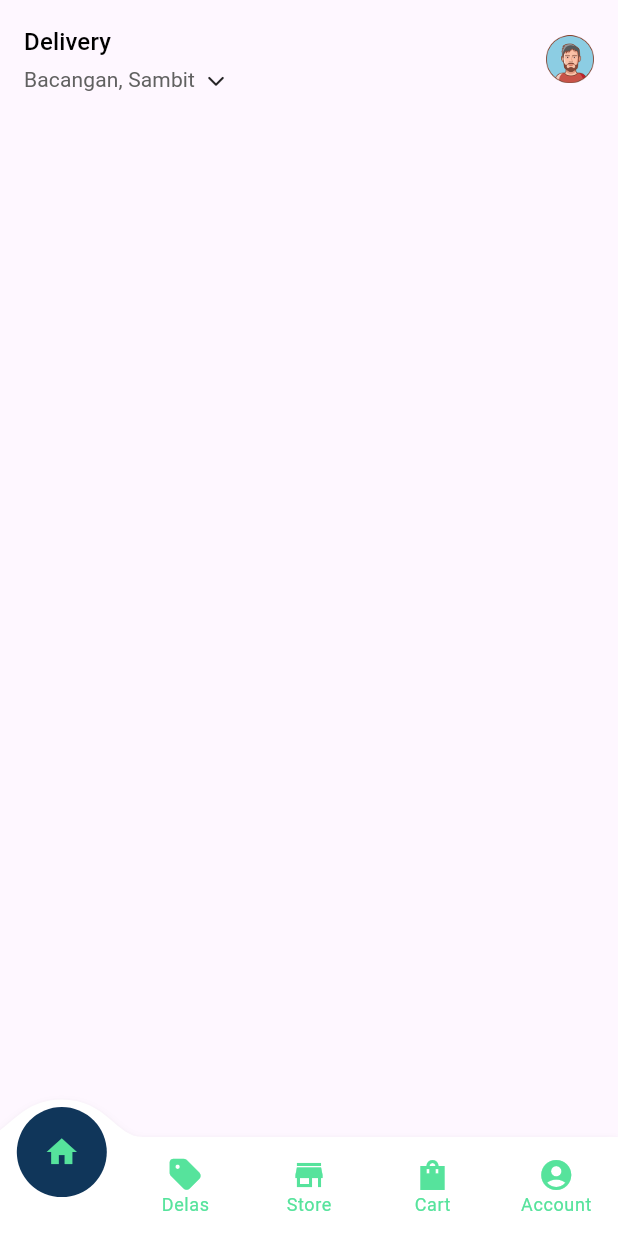
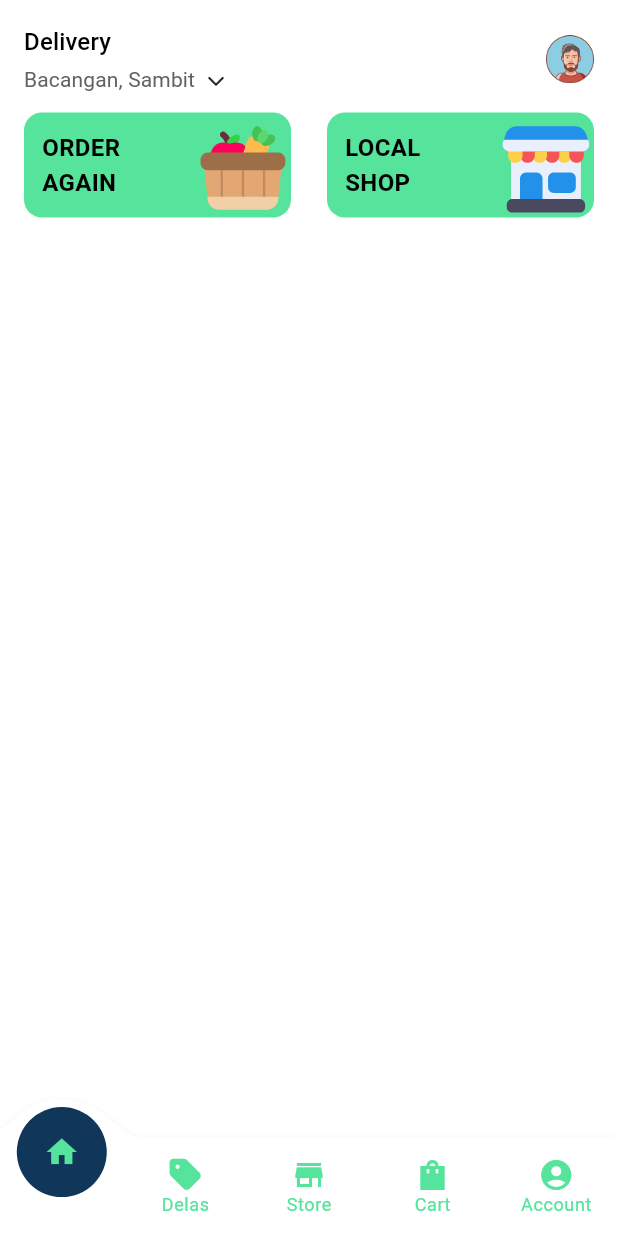
Before and after one commit to caiombueno/bento_coding_challenge, a Flutter app: the screen it shows after launch, on a phone screen of 412 x 824 dp. Run offline on Flutter 3.47's test engine with Material 3 defaults, Android fonts, the phone set to English and light mode, and no system bars; drawn by our look-alikes of convex_bottom_bar; our stand-ins replace flutter_svg, font_awesome_flutter, go_router.

Commit message:
feat: add OrderAgainAndLocalShopButtonsRow to HomeScreen

```diff
--- a/lib/src/app/app.dart
+++ b/lib/src/app/app.dart
@@ -8,6 +8,11 @@ class MainApp extends StatelessWidget {
   @override
   Widget build(BuildContext context) {
     final theme = ThemeData(
+      primaryColor: const Color(0xff10365A),
+      colorScheme: const ColorScheme.light(
+        primary: Color(0xff10365A),
+        secondary: Color(0xFF56E39C),
+      ),
       textTheme: TextTheme(
         titleSmall: const TextStyle(
           color: Colors.black,
--- a/lib/src/constants/asset_paths.dart
+++ b/lib/src/constants/asset_paths.dart
@@ -1 +1,3 @@
 const profilePictureImageAssetPath = 'assets/images/profile_pic.png';
+const groceriesSvgAssetPath = 'assets/svg/groceries.svg';
+const localShopSvgAssetPath = 'assets/svg/local_shop.svg';
--- /dev/null
+++ b/lib/src/features/home/components/components.dart
@@ -0,0 +1,2 @@
+export './quick_access_buttons/quick_access_buttons.dart';
+export './delivery_header.dart';
--- /dev/null
+++ b/lib/src/features/home/components/quick_access_buttons/constrained_quick_access_button.dart
@@ -0,0 +1,31 @@
+import 'package:bento_coding_challenge/src/widgets/quick_access_button.dart';
+import 'package:flutter/material.dart';
+
+class ConstrainedQuickAccessButton extends StatelessWidget {
+  const ConstrainedQuickAccessButton({
+    super.key,
+    required this.label,
+    required this.image,
+    required this.onTap,
+    required this.maxWidth,
+  });
+
+  final String label;
+  final Widget image;
+  final VoidCallback onTap;
+  final double maxWidth;
+
+  @override
+  Widget build(BuildContext context) {
+    return ConstrainedBox(
+      constraints: BoxConstraints(
+        maxWidth: maxWidth,
+      ),
+      child: QuickAccessButton(
+        label: label,
+        image: image,
+        onTap: onTap,
+      ),
+    );
+  }
+}
--- /dev/null
+++ b/lib/src/features/home/components/quick_access_buttons/local_shop_button.dart
@@ -0,0 +1,35 @@
+import 'package:bento_coding_challenge/src/constants/app_sizes.dart';
+import 'package:bento_coding_challenge/src/constants/asset_paths.dart';
+import 'package:bento_coding_challenge/src/features/home/components/quick_access_buttons/constrained_quick_access_button.dart';
+import 'package:bento_coding_challenge/src/utils/hardcoded_string.dart';
+import 'package:flutter/material.dart';
+import 'package:flutter_svg/svg.dart';
+
+class LocalShopButton extends StatelessWidget {
+  const LocalShopButton({super.key, required this.maxWidth});
+  final double maxWidth;
+
+  @override
+  Widget build(BuildContext context) {
+    return ConstrainedQuickAccessButton(
+      label: "LOCAL SHOP".hardcoded,
+      image: const _LocalShopImage(),
+      onTap: () {},
+      maxWidth: maxWidth,
+    );
+  }
+}
+
+class _LocalShopImage extends StatelessWidget {
+  const _LocalShopImage();
+
+  @override
+  Widget build(BuildContext context) {
+    const size = Sizes.p64;
+    return SvgPicture.asset(
+      localShopSvgAssetPath,
+      width: size,
+      height: size,
+    );
+  }
+}
--- /dev/null
+++ b/lib/src/features/home/components/quick_access_buttons/order_again_and_local_shop_buttons_row.dart
@@ -0,0 +1,22 @@
+import 'package:bento_coding_challenge/src/features/home/components/quick_access_buttons/local_shop_button.dart';
+import 'package:bento_coding_challenge/src/features/home/components/quick_access_buttons/order_again_button.dart';
+import 'package:flutter/material.dart';
+
+class OrderAgainAndLocalShopButtonsRow extends StatelessWidget {
+  const OrderAgainAndLocalShopButtonsRow({super.key});
+
+  @override
+  Widget build(BuildContext context) {
+    return LayoutBuilder(builder: (context, constraints) {
+      final buttonMaxWidth = constraints.maxWidth * 0.6;
+      return Row(
+        mainAxisAlignment: MainAxisAlignment.spaceBetween,
+        mainAxisSize: MainAxisSize.max,
+        children: [
+          OrderAgainButton(maxWidth: buttonMaxWidth),
+          LocalShopButton(maxWidth: buttonMaxWidth),
+        ],
+      );
+    });
+  }
+}
--- /dev/null
+++ b/lib/src/features/home/components/quick_access_buttons/order_again_button.dart
@@ -0,0 +1,35 @@
+import 'package:bento_coding_challenge/src/constants/app_sizes.dart';
+import 'package:bento_coding_challenge/src/constants/asset_paths.dart';
+import 'package:bento_coding_challenge/src/features/home/components/quick_access_buttons/constrained_quick_access_button.dart';
+import 'package:bento_coding_challenge/src/utils/hardcoded_string.dart';
+import 'package:flutter/material.dart';
+import 'package:flutter_svg/svg.dart';
+
+class OrderAgainButton extends StatelessWidget {
+  const OrderAgainButton({super.key, required this.maxWidth});
+  final double maxWidth;
+
+  @override
+  Widget build(BuildContext context) {
+    return ConstrainedQuickAccessButton(
+      label: "ORDER AGAIN".hardcoded,
+      image: const _VegetablesImage(),
+      onTap: () {},
+      maxWidth: maxWidth,
+    );
+  }
+}
+
+class _VegetablesImage extends StatelessWidget {
+  const _VegetablesImage();
+
+  @override
+  Widget build(BuildContext context) {
+    const size = Sizes.p64;
+    return SvgPicture.asset(
+      groceriesSvgAssetPath,
+      width: size,
+      height: size,
+    );
+  }
+}
--- /dev/null
+++ b/lib/src/features/home/components/quick_access_buttons/quick_access_buttons.dart
@@ -0,0 +1 @@
+export './order_again_and_local_shop_buttons_row.dart';
--- a/lib/src/features/home/home_screen.dart
+++ b/lib/src/features/home/home_screen.dart
@@ -1,5 +1,5 @@
 import 'package:bento_coding_challenge/src/constants/app_sizes.dart';
-import 'package:bento_coding_challenge/src/features/home/components/delivery_header.dart';
+import 'package:bento_coding_challenge/src/features/home/components/components.dart';
 import 'package:flutter/material.dart';
 
 class HomeScreen extends StatelessWidget {
@@ -23,6 +23,8 @@ class HomeView extends StatelessWidget {
           child: Column(
             children: [
               DeliveryHeader(),
+              gapH12,
+              OrderAgainAndLocalShopButtonsRow(),
             ],
           ),
         ),
--- /dev/null
+++ b/lib/src/utils/context_theme.dart
@@ -0,0 +1,5 @@
+import 'package:flutter/material.dart';
+
+extension ContextTheme on BuildContext {
+  ThemeData get theme => Theme.of(this);
+}
--- /dev/null
+++ b/lib/src/widgets/quick_access_button.dart
@@ -0,0 +1,98 @@
+import 'package:bento_coding_challenge/src/constants/app_sizes.dart';
+import 'package:bento_coding_challenge/src/utils/context_theme.dart';
+import 'package:flutter/material.dart';
+
+class QuickAccessButton extends StatelessWidget {
+  final String label;
+  final Widget? image;
+  final VoidCallback onTap;
+  final EdgeInsetsGeometry labelPadding;
+
+  const QuickAccessButton({
+    super.key,
+    required this.label,
+    this.image,
+    required this.onTap,
+    this.labelPadding = const EdgeInsets.all(Sizes.p12),
+  });
+
+  @override
+  Widget build(BuildContext context) {
+    return _RoundedButton(
+      onTap: onTap,
+      child: _QuickAccessButtonContent(
+        label: label,
+        image: image,
+        labelPadding: labelPadding,
+      ),
+    );
+  }
+}
+
+class _RoundedButton extends StatelessWidget {
+  const _RoundedButton({this.child, required this.onTap});
+  final VoidCallback onTap;
+  final Widget? child;
+
+  @override
+  Widget build(BuildContext context) {
+    return GestureDetector(
+      onTap: onTap,
+      child: Container(
+        decoration: BoxDecoration(
+          color: context.theme.colorScheme.secondary,
+          borderRadius: BorderRadius.circular(Sizes.p12),
+        ),
+        child: child,
+      ),
+    );
+  }
+}
+
+class _QuickAccessButtonContent extends StatelessWidget {
+  const _QuickAccessButtonContent({
+    required this.label,
+    this.image,
+    this.labelPadding = const EdgeInsets.all(Sizes.p12),
+  });
+
+  final String label;
+  final Widget? image;
+  final EdgeInsetsGeometry labelPadding;
+
+  @override
+  Widget build(BuildContext context) {
+    final image = this.image;
+    return Row(
+      crossAxisAlignment: CrossAxisAlignment.end,
+      mainAxisAlignment: MainAxisAlignment.spaceAround,
+      mainAxisSize: MainAxisSize.min,
+      children: [
+        Flexible(
+            child: Padding(
+                padding: labelPadding, child: _LabelText(label: label))),
+        if (image != null) ...[Flexible(child: image)],
+      ],
+    );
+  }
+}
+
+class _LabelText extends StatelessWidget {
+  const _LabelText({required this.label});
+
+  final String label;
+
+  @override
+  Widget build(BuildContext context) {
+    return Text(
+      label,
+      textAlign: TextAlign.start,
+      maxLines: 2,
+      style: const TextStyle(
+        overflow: TextOverflow.ellipsis,
+        fontSize: Sizes.p16,
+        fontWeight: FontWeight.bold,
+      ),
+    );
+  }
+}
--- a/pubspec.yaml
+++ b/pubspec.yaml
@@ -10,6 +10,7 @@ dependencies:
   convex_bottom_bar: ^3.2.0
   flutter:
     sdk: flutter
+  flutter_svg: ^2.0.10+1
   font_awesome_flutter: ^10.7.0
   go_router: ^14.2.3
 
@@ -24,3 +25,5 @@ flutter:
   uses-material-design: true
   assets:
     - assets/images/profile_pic.png
+    - assets/svg/groceries.svg
+    - assets/svg/local_shop.svg
```
Also changed, not shown: assets/svg/groceries.svg (added), assets/svg/local_shop.svg (added), pubspec.lock.
